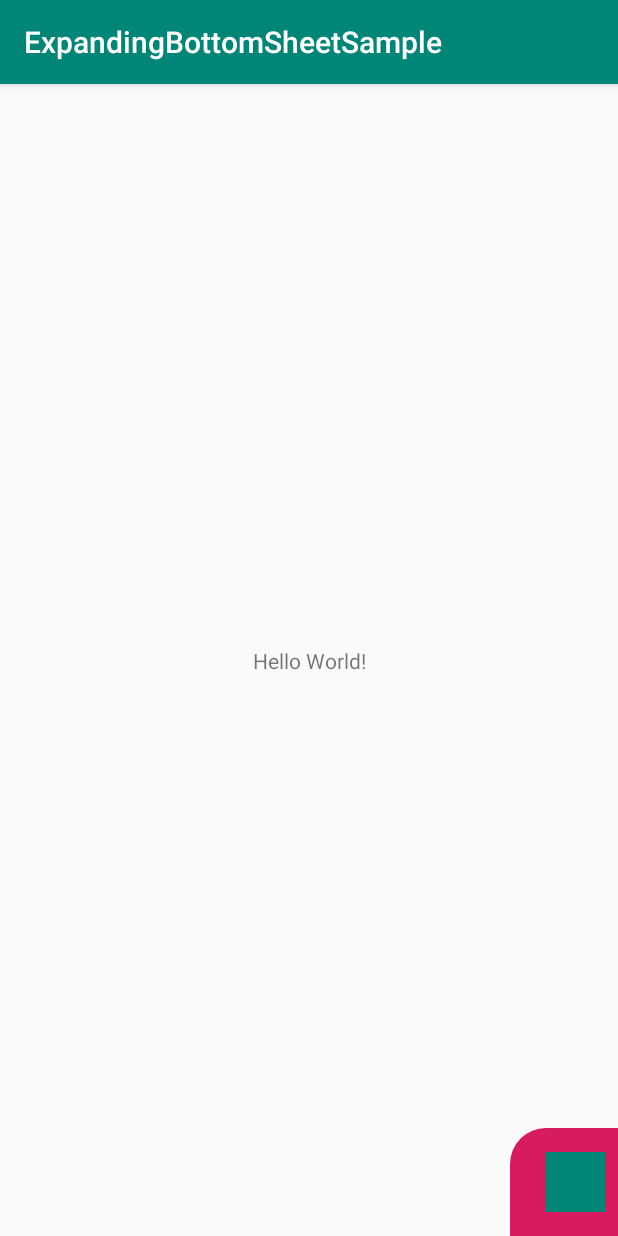
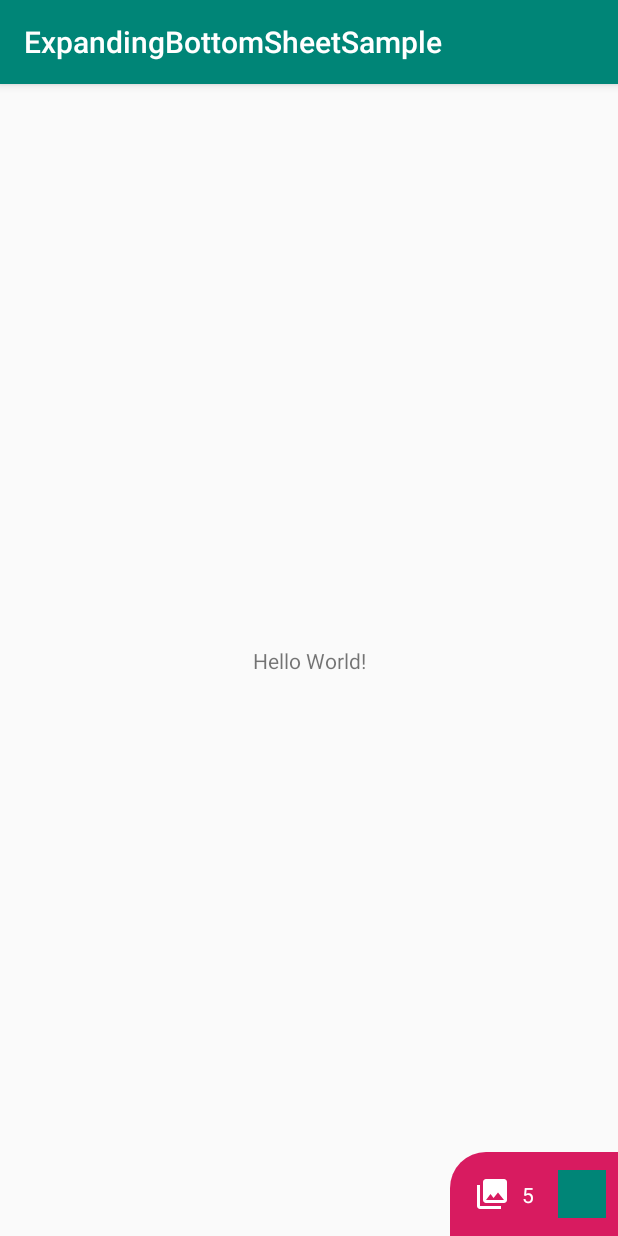
Before and after one commit to ntsk/ExpandingBottomSheetSample, an Android app: the screen it shows after launch (MainActivity), on a phone screen of 412 x 824 dp. Run offline under Robolectric (Android 15) with nearby library versions, the phone set to English and light mode, and no system bars; our stand-ins replace data binding.

Commit message:
Add icon & Fix layout

```diff
--- /dev/null
+++ b/app/src/main/res/drawable/ic_photo_library.xml
@@ -0,0 +1,9 @@
+<vector xmlns:android="http://schemas.android.com/apk/res/android"
+    android:width="24dp"
+    android:height="24dp"
+    android:viewportWidth="24.0"
+    android:viewportHeight="24.0">
+    <path
+        android:fillColor="#FFFFFF"
+        android:pathData="M22,16L22,4c0,-1.1 -0.9,-2 -2,-2L8,2c-1.1,0 -2,0.9 -2,2v12c0,1.1 0.9,2 2,2h12c1.1,0 2,-0.9 2,-2zM11,12l2.03,2.71L16,11l4,5L8,16l3,-4zM2,6v14c0,1.1 0.9,2 2,2h14v-2L4,20L4,6L2,6z" />
+</vector>
--- a/app/src/main/res/layout/fragment_expanding_bottom_sheet.xml
+++ b/app/src/main/res/layout/fragment_expanding_bottom_sheet.xml
@@ -12,13 +12,13 @@
             android:layout_width="match_parent"
             android:layout_height="match_parent"
             android:background="@drawable/shape_sheet_background"
-            app:behavior_peekHeight="72dp"
+            app:behavior_peekHeight="56dp"
             app:layout_behavior="com.google.android.material.bottomsheet.BottomSheetBehavior">
 
             <androidx.constraintlayout.widget.ConstraintLayout
                 android:id="@+id/sheet_collapsed"
                 android:layout_width="wrap_content"
-                android:layout_height="72dp"
+                android:layout_height="56dp"
                 app:layout_constraintStart_toStartOf="parent"
                 app:layout_constraintTop_toTopOf="parent">
 
@@ -27,7 +27,9 @@
                     android:layout_width="wrap_content"
                     android:layout_height="wrap_content"
                     android:layout_marginStart="16dp"
+                    android:src="@drawable/ic_photo_library"
                     app:layout_constraintBottom_toBottomOf="parent"
+                    app:layout_constraintEnd_toStartOf="@id/sheet_collapsed_count_text"
                     app:layout_constraintStart_toStartOf="parent"
                     app:layout_constraintTop_toTopOf="parent" />
 
@@ -37,17 +39,18 @@
                     android:layout_height="wrap_content"
                     android:layout_marginStart="8dp"
                     android:layout_marginEnd="8dp"
-                    android:textColor="@color/colorPrimary"
+                    android:text="@string/dummy_items_count"
+                    android:textColor="#FFFFFF"
                     app:layout_constraintBottom_toBottomOf="@id/sheet_collapsed_icon"
-                    app:layout_constraintEnd_toStartOf="@id/sheet_collapsed_icon"
+                    app:layout_constraintEnd_toStartOf="@id/sheet_collapsed_image"
                     app:layout_constraintStart_toEndOf="@id/sheet_collapsed_icon"
                     app:layout_constraintTop_toTopOf="@id/sheet_collapsed_icon"
                     tools:text="10" />
 
                 <ImageView
                     android:id="@+id/sheet_collapsed_image"
-                    android:layout_width="56dp"
-                    android:layout_height="56dp"
+                    android:layout_width="48dp"
+                    android:layout_height="48dp"
                     android:padding="8dp"
                     android:src="@color/colorPrimary"
                     app:layout_constraintBottom_toBottomOf="parent"
--- a/app/src/main/res/values/strings.xml
+++ b/app/src/main/res/values/strings.xml
@@ -1,3 +1,4 @@
 <resources>
     <string name="app_name">ExpandingBottomSheetSample</string>
+    <string name="dummy_items_count">5</string>
 </resources>
```
